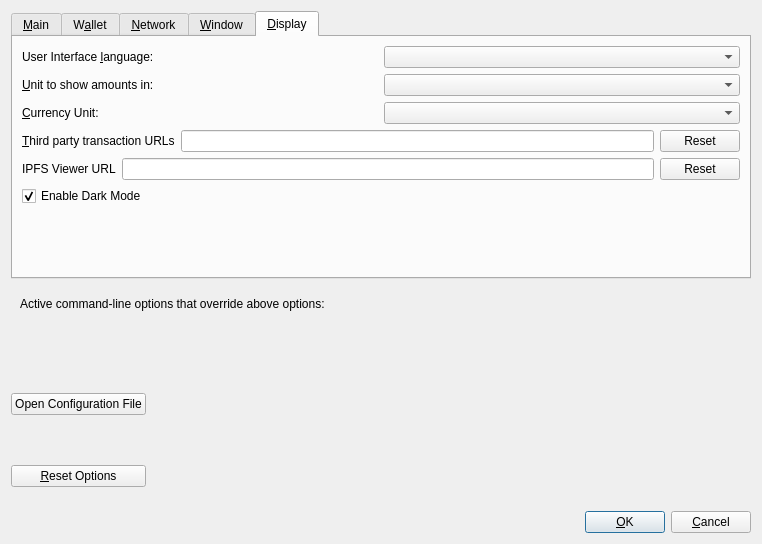
AvianNetwork/Avian, file src/qt/forms/optionsdialog.ui: the form before one commit.
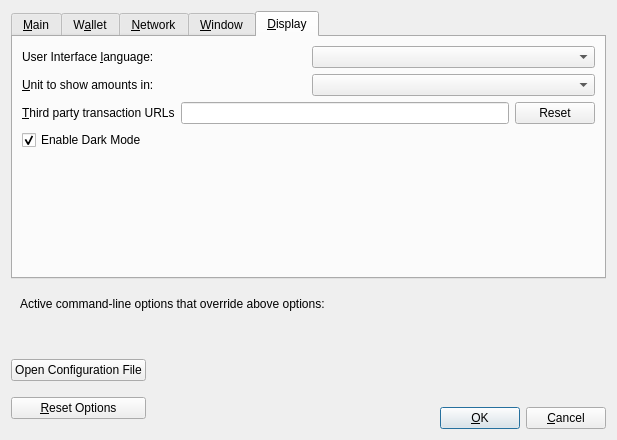
The form after the commit. The open tabs and pages were chosen to show the change. Custom widgets are drawn as their Qt base class.

```diff
--- a/src/qt/forms/optionsdialog.ui
+++ b/src/qt/forms/optionsdialog.ui
@@ -6,16 +6,10 @@
    <rect>
     <x>0</x>
     <y>0</y>
-    <width>762</width>
-    <height>544</height>
+    <width>617</width>
+    <height>440</height>
    </rect>
   </property>
-  <property name="sizePolicy">
-   <sizepolicy hsizetype="Fixed" vsizetype="Fixed">
-    <horstretch>0</horstretch>
-    <verstretch>0</verstretch>
-   </sizepolicy>
-  </property>
   <property name="windowTitle">
    <string>Options</string>
   </property>
@@ -611,42 +605,6 @@
            <property name="toolTip">
             <string>Choose the default subdivision unit to show in the interface and when sending coins.</string>
            </property>
-           <property name="maxCount">
-            <number>1000</number>
-           </property>
-           <property name="sizeAdjustPolicy">
-            <enum>QComboBox::AdjustToContents</enum>
-           </property>
-          </widget>
-         </item>
-        </layout>
-       </item>
-       <item>
-        <layout class="QHBoxLayout" name="horizontalLayout_DisplayCurrency">
-         <item>
-          <widget class="QLabel" name="currencyUnitIndexLabel">
-           <property name="text">
-            <string>&amp;Currency Unit:</string>
-           </property>
-           <property name="textFormat">
-            <enum>Qt::PlainText</enum>
-           </property>
-           <property name="buddy">
-            <cstring>currencyUnitIndex</cstring>
-           </property>
-          </widget>
-         </item>
-         <item>
-          <widget class="QValueComboBox" name="currencyUnitIndex">
-           <property name="toolTip">
-            <string>Choose which currency to display the realtime value of AVN in (ie: BTC/AVN).</string>
-           </property>
-           <property name="maxCount">
-            <number>1000</number>
-           </property>
-           <property name="sizeAdjustPolicy">
-            <enum>QComboBox::AdjustToContents</enum>
-           </property>
           </widget>
          </item>
         </layout>
@@ -682,34 +640,6 @@
          </item>
         </layout>
        </item>
-       <item>
-        <layout class="QHBoxLayout" name="horizontalLayout_4_Display" stretch="0,0,0">
-         <item>
-          <widget class="QLabel" name="ipfsUrlLabel">
-           <property name="toolTip">
-            <string>Third party URL for IPFS-viewer. %s in the URL is replaced by IPFS hash.</string>
-           </property>
-           <property name="text">
-            <string>IPFS Viewer URL</string>
-           </property>
-          </widget>
-         </item>
-         <item>
-          <widget class="QLineEdit" name="ipfsUrl">
-           <property name="toolTip">
-            <string>Third party URL for IPFS-viewer. %s in the URL is replaced by IPFS hash.</string>
-           </property>
-          </widget>
-         </item>
-         <item>
-          <widget class="QPushButton" name="ipfsUrlReset">
-           <property name="text">
-            <string>Reset</string>
-           </property>
-          </widget>
-         </item>
-        </layout>
-       </item>
        <item>
         <widget class="QCheckBox" name="darkModeCheckBox">
          <property name="text">
```
Left out of the diff: 10 changed lines with no effect on the pictures.
